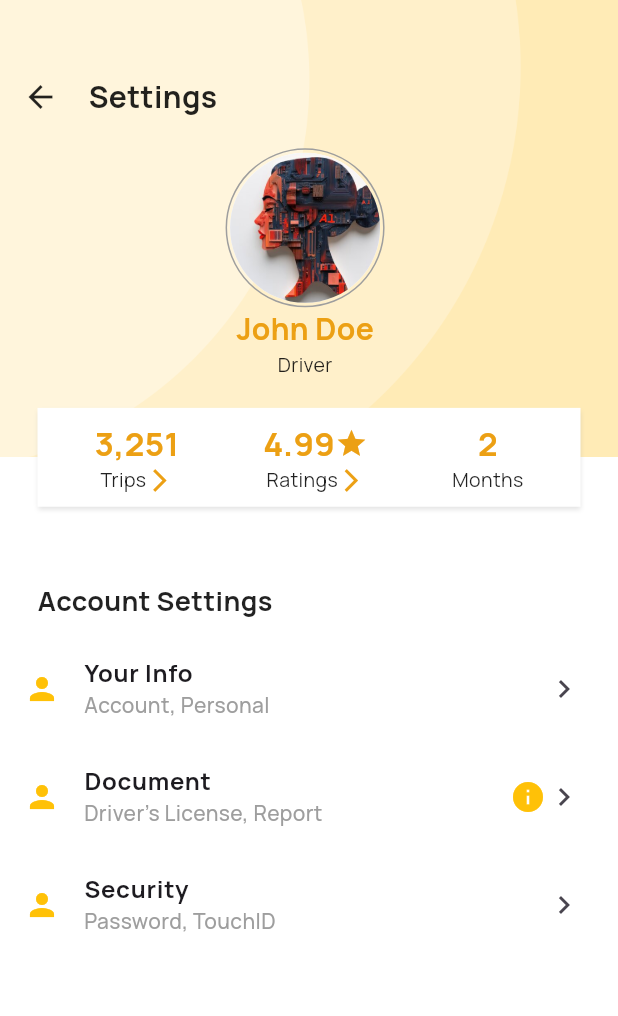
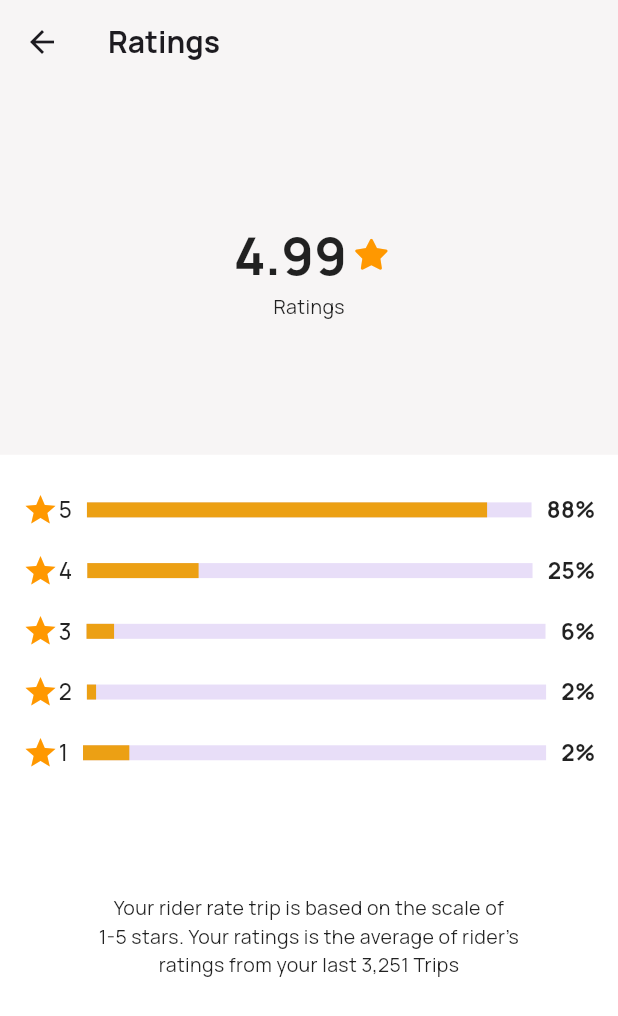
Before and after one commit to Christentimmy/RideXpress-Driver, a Flutter app: the SettingsScreen screen opened by its route, after a tap on "4.99", on a phone screen of 412 x 824 dp. Shown: the top 1016 px of the screen. Run offline on Flutter 3.47's test engine with Material 3 defaults, Android fonts, the phone set to English and light mode, and no system bars; our stand-ins replace camera, country_code_picker, flutter_staggered_animations, font_awesome_flutter, get, google_fonts and 2 more.

Commit message:
rating-screen

```diff
--- /dev/null
+++ b/lib/app/modules/settings/views/rating_stat_screen.dart
@@ -0,0 +1,116 @@
+import 'package:flutter/material.dart';
+import 'package:font_awesome_flutter/font_awesome_flutter.dart';
+import 'package:get/get.dart';
+import 'package:google_fonts/google_fonts.dart';
+import 'package:ridexpressdriver/app/utils/colors.dart';
+
+class RatingStatScreen extends StatelessWidget {
+  const RatingStatScreen({super.key});
+
+  @override
+  Widget build(BuildContext context) {
+    return Scaffold(
+      appBar: AppBar(
+        backgroundColor: const Color.fromARGB(255, 247, 245, 245),
+        title: Text(
+          "Ratings",
+          style: GoogleFonts.manrope(fontSize: 20, fontWeight: FontWeight.bold),
+        ),
+      ),
+      body: SingleChildScrollView(
+        child: Column(
+          children: [
+            Container(
+              width: Get.width,
+              height: Get.height * 0.3,
+              color: const Color.fromARGB(255, 247, 245, 245),
+              child: Column(
+                mainAxisAlignment: MainAxisAlignment.center,
+                children: [
+                  Row(
+                    mainAxisAlignment: MainAxisAlignment.center,
+                    children: [
+                      Text(
+                        "4.99",
+                        style: GoogleFonts.manrope(
+                          fontSize: 35,
+                          fontWeight: FontWeight.bold,
+                        ),
+                      ),
+                      SizedBox(width: 5),
+                      Icon(
+                        FontAwesomeIcons.solidStar,
+                        color: Colors.orange,
+                        size: 20,
+                      ),
+                    ],
+                  ),
+                  Text(
+                    "Ratings",
+                    style: GoogleFonts.manrope(
+                      fontSize: 13,
+                      fontWeight: FontWeight.normal,
+                    ),
+                  ),
+                ],
+              ),
+            ),
+            SizedBox(height: Get.height * 0.03),
+            _buildRatingTile(title: "5", rating: "88%", percentage: 0.9),
+            SizedBox(height: Get.height * 0.02),
+            _buildRatingTile(title: "4", rating: "25%", percentage: 0.25),
+            SizedBox(height: Get.height * 0.02),
+            _buildRatingTile(title: "3", rating: "6%", percentage: 0.06),
+            SizedBox(height: Get.height * 0.02),
+            _buildRatingTile(title: "2", rating: "2%", percentage: 0.02),
+            SizedBox(height: Get.height * 0.02),
+            _buildRatingTile(title: "1", rating: "2%", percentage: 0.1),
+            SizedBox(height: Get.height * 0.1),
+            Center(
+              child: Text(
+                "Your rider rate trip is based on the scale of\n1-5 stars. Your ratings is the average of rider’s\nratings from your last 3,251 Trips",
+                textAlign: TextAlign.center,
+                style: GoogleFonts.manrope(
+                  fontSize: 13,
+                  fontWeight: FontWeight.normal,
+                ),
+              ),
+            ),
+          ],
+        ),
+      ),
+    );
+  }
+
+  Padding _buildRatingTile({
+    required String title,
+    required String rating,
+    required double percentage,
+  }) {
+    return Padding(
+      padding: const EdgeInsets.symmetric(horizontal: 15),
+      child: Row(
+        children: [
+          Icon(Icons.star, color: Colors.orange),
+          Text(title, style: GoogleFonts.manrope(fontSize: 15)),
+          SizedBox(width: 10),
+          Expanded(
+            child: LinearProgressIndicator(
+              value: percentage,
+              minHeight: 10,
+              color: AppColors.primaryColor,
+            ),
+          ),
+          SizedBox(width: 10),
+          Text(
+            rating,
+            style: GoogleFonts.manrope(
+              fontSize: 15,
+              fontWeight: FontWeight.bold,
+            ),
+          ),
+        ],
+      ),
+    );
+  }
+}
--- a/lib/app/modules/settings/views/settings_screen.dart
+++ b/lib/app/modules/settings/views/settings_screen.dart
@@ -182,7 +182,7 @@ class SettingsScreen extends StatelessWidget {
                   ),
                   InkWell(
                     onTap: () {
-                      // Get.toNamed(AppRoutes.allRatingsScreen);
+                      Get.toNamed(AppRoutes.ratingStatScreen);
                     },
                     child: Column(
                       mainAxisAlignment: MainAxisAlignment.center,
--- a/lib/app/routes/app_pages.dart
+++ b/lib/app/routes/app_pages.dart
@@ -15,6 +15,7 @@ import 'package:ridexpressdriver/app/modules/profile/views/upload_profile.dart';
 import 'package:ridexpressdriver/app/modules/profile/views/vehicle_details_screen.dart';
 import 'package:ridexpressdriver/app/modules/settings/views/acceptance_screen.dart';
 import 'package:ridexpressdriver/app/modules/settings/views/cancellation_rate_screen.dart';
+import 'package:ridexpressdriver/app/modules/settings/views/rating_stat_screen.dart';
 import 'package:ridexpressdriver/app/modules/settings/views/trips_stats_screen.dart';
 import 'package:ridexpressdriver/app/modules/settings/views/settings_screen.dart';
 import 'package:ridexpressdriver/app/modules/splash/views/splash_screen.dart';
@@ -65,5 +66,9 @@ class AppPages {
       name: AppRoutes.cancellationRateScreen,
       page: () => CancellationRateScreen(),
     ),
+    GetPage(
+      name: AppRoutes.ratingStatScreen,
+      page: () => RatingStatScreen(),
+    ),
   ];
 }
--- a/lib/app/routes/app_routes.dart
+++ b/lib/app/routes/app_routes.dart
@@ -21,4 +21,5 @@ class AppRoutes {
   static const String tripsStatsScreen = '/tripsStatsScreen';
   static const String acceptanceScreen = '/acceptanceScreen';
   static const String cancellationRateScreen = '/cancellationRateScreen';
+  static const String ratingStatScreen = '/ratingStatScreen';
 }
```
